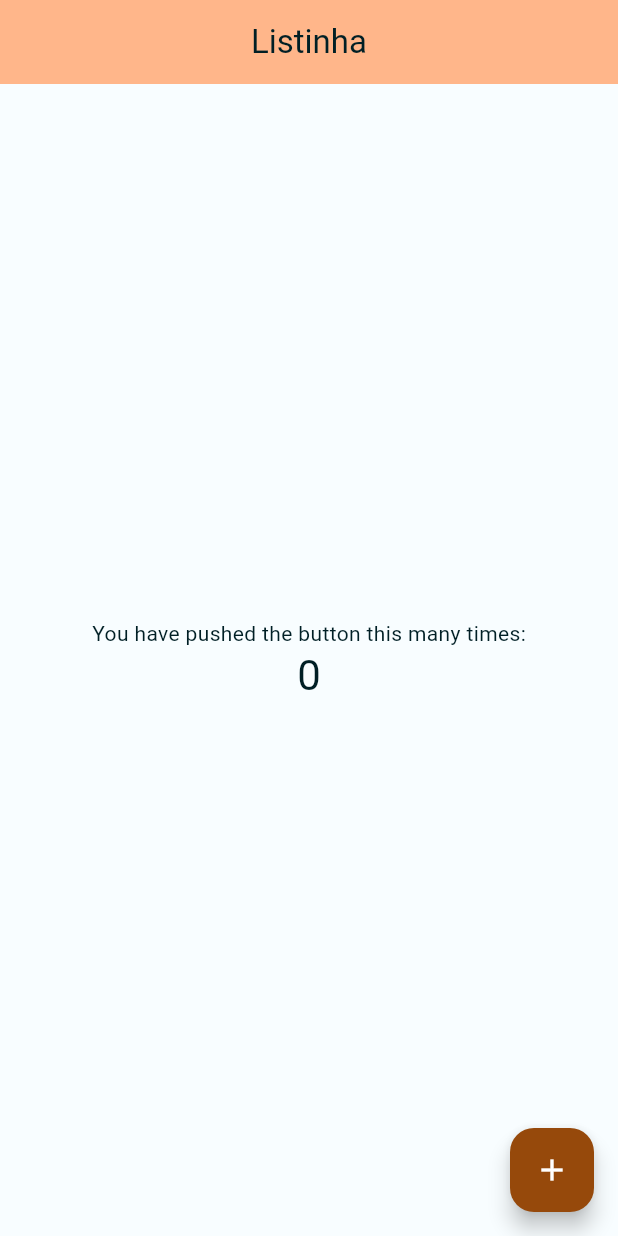
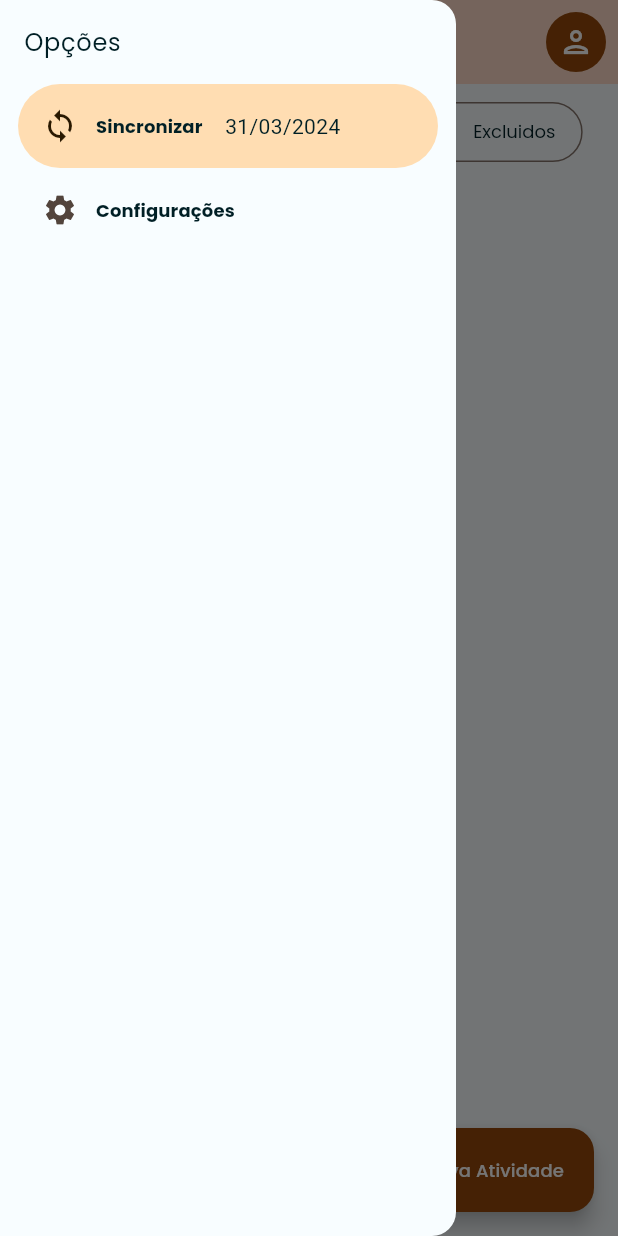
Before and after one commit to antonioalberto-dev/listinha_app, a Flutter app: the screen it shows after launch, with the side drawer open (before the commit the screen has no drawer), on a phone screen of 412 x 824 dp. Run offline on Flutter 3.47's test engine with Material 3 defaults, Android fonts, the phone set to English and light mode, and no system bars; our stand-ins replace dynamic_color, google_fonts.

Commit message:
feat: drawer, appbar, botões

```diff
--- a/lib/main.dart
+++ b/lib/main.dart
@@ -1,108 +1,6 @@
 import 'package:flutter/material.dart';
-import 'package:listinha/src/shared/themes/themes.dart';
+import 'package:listinha/src/shared/app_widget.dart';
 
 void main() {
-  runApp(const MyApp());
+  runApp(const AppWidget());
 }
-
-class MyApp extends StatelessWidget {
-  const MyApp({super.key});
-  @override
-  Widget build(BuildContext context) {
-    return MaterialApp(
-      debugShowCheckedModeBanner: false,
-      // themeMode: ThemeMode.dark,
-      theme: lightTheme,
-      darkTheme: darkTheme,
-      home: const MyHomePage(title: "Listinha"),
-    );
-  }
-}
-
-class MyHomePage extends StatefulWidget {
-  const MyHomePage({super.key, required this.title});
-
-  // This widget is the home page of your application. It is stateful, meaning
-  // that it has a State object (defined below) that contains fields that affect
-  // how it looks.
-
-  // This class is the configuration for the state. It holds the values (in this
-  // case the title) provided by the parent (in this case the App widget) and
-  // used by the build method of the State. Fields in a Widget subclass are
-  // always marked "final".
-
-  final String title;
-
-  @override
-  State<MyHomePage> createState() => _MyHomePageState();
-}
-
-class _MyHomePageState extends State<MyHomePage> {
-  int _counter = 0;
-
-  void _incrementCounter() {
-    setState(() {
-      // This call to setState tells the Flutter framework that something has
-      // changed in this State, which causes it to rerun the build method below
-      // so that the display can reflect the updated values. If we changed
-      // _counter without calling setState(), then the build method would not be
-      // called again, and so nothing would appear to happen.
-      _counter++;
-    });
-  }
-
-  @override
-  Widget build(BuildContext context) {
-    // This method is rerun every time setState is called, for instance as done
-    // by the _incrementCounter method above.
-    //
-    // The Flutter framework has been optimized to make rerunning build methods
-    // fast, so that you can just rebuild anything that needs updating rather
-    // than having to individually change instances of widgets.
-    return Scaffold(
-      appBar: AppBar(
-        // TRY THIS: Try changing the color here to a specific color (to
-        // Colors.amber, perhaps?) and trigger a hot reload to see the AppBar
-        // change color while the other colors stay the same.
-        backgroundColor: Theme.of(context).colorScheme.inversePrimary,
-        // Here we take the value from the MyHomePage object that was created by
-        // the App.build method, and use it to set our appbar title.
-        title: Text(widget.title),
-      ),
-      body: Center(
-        // Center is a layout widget. It takes a single child and positions it
-        // in the middle of the parent.
-        child: Column(
-          // Column is also a layout widget. It takes a list of children and
-          // arranges them vertically. By default, it sizes itself to fit its
-          // children horizontally, and tries to be as tall as its parent.
-          //
-          // Column has various properties to control how it sizes itself and
-          // how it positions its children. Here we use mainAxisAlignment to
-          // center the children vertically; the main axis here is the vertical
-          // axis because Columns are vertical (the cross axis would be
-          // horizontal).
-          //
-          // TRY THIS: Invoke "debug painting" (choose the "Toggle Debug Paint"
-          // action in the IDE, or press "p" in the console), to see the
-          // wireframe for each widget.
-          mainAxisAlignment: MainAxisAlignment.center,
-          children: <Widget>[
-            const Text(
-              'You have pushed the button this many times:',
-            ),
-            Text(
-              '$_counter',
-              style: Theme.of(context).textTheme.headlineMedium,
-            ),
-          ],
-        ),
-      ),
-      floatingActionButton: FloatingActionButton(
-        onPressed: _incrementCounter,
-        tooltip: 'Increment',
-        child: const Icon(Icons.add),
-      ), // This trailing comma makes auto-formatting nicer for build methods.
-    );
-  }
-}
--- /dev/null
+++ b/lib/src/home/home_page.dart
@@ -0,0 +1,61 @@
+import 'package:flutter/material.dart';
+import 'package:listinha/src/home/widgets/custom_drawer.dart';
+import 'package:listinha/src/home/widgets/user_image_button.dart';
+
+class HomePage extends StatefulWidget {
+  const HomePage({super.key});
+
+  @override
+  State<HomePage> createState() => _HomePageState();
+}
+
+class _HomePageState extends State<HomePage> {
+  @override
+  Widget build(BuildContext context) {
+    return Scaffold(
+      appBar: AppBar(
+        title: const Text('LISTINHA'),
+        actions: const [
+          UserImageButton(),
+        ],
+      ),
+      drawer: const CustomDrawer(),
+      floatingActionButton: FloatingActionButton.extended(
+        label: const Text('Nova Atividade'),
+        icon: const Icon(Icons.edit_note_rounded),
+        onPressed: () {},
+      ),
+      body: Center(
+        child: Padding(
+          padding: const EdgeInsets.all(8),
+          child: Column(
+            children: [
+              SegmentedButton<int>(
+                segments: const [
+                  ButtonSegment(
+                    value: 0,
+                    label: Text('Todos'),
+                  ),
+                  ButtonSegment(
+                    value: 1,
+                    label: Text('A fazer'),
+                  ),
+                  ButtonSegment(
+                    value: 2,
+                    label: Text('Feito'),
+                  ),
+                  ButtonSegment(
+                    value: 3,
+                    label: Text('Excluidos'),
+                  ),
+                ],
+                selected: const {0},
+                onSelectionChanged: (values) {},
+              ),
+            ],
+          ),
+        ),
+      ),
+    );
+  }
+}
--- /dev/null
+++ b/lib/src/home/widgets/custom_drawer.dart
@@ -0,0 +1,40 @@
+import 'package:flutter/material.dart';
+
+class CustomDrawer extends StatelessWidget {
+  const CustomDrawer({super.key});
+
+  @override
+  Widget build(BuildContext context) {
+    return NavigationDrawer(
+      children: [
+        Padding(
+          padding: const EdgeInsets.all(16),
+          child: Text(
+            'Opções',
+            style: Theme.of(context).textTheme.bodyLarge,
+          ),
+        ),
+        NavigationDrawerDestination(
+          icon: const Icon(Icons.sync),
+          label: Row(
+            children: [
+              Text(
+                'Sincronizar',
+                style: Theme.of(context).textTheme.titleSmall,
+              ),
+              const SizedBox(width: 15),
+              Text('31/03/2024', style: Theme.of(context).textTheme.bodyMedium),
+            ],
+          ),
+        ),
+        NavigationDrawerDestination(
+          icon: const Icon(Icons.settings),
+          label: Text(
+            'Configurações',
+            style: Theme.of(context).textTheme.titleSmall,
+          ),
+        ),
+      ],
+    );
+  }
+}
--- /dev/null
+++ b/lib/src/home/widgets/user_image_button.dart
@@ -0,0 +1,25 @@
+import 'package:flutter/material.dart';
+
+class UserImageButton extends StatelessWidget {
+  final String? name;
+  final EdgeInsets? padding;
+
+  const UserImageButton({
+    super.key,
+    this.name,
+    this.padding,
+  });
+
+  @override
+  Widget build(BuildContext context) {
+    return Padding(
+      padding: padding ?? const EdgeInsets.all(8),
+      child: CircleAvatar(
+        backgroundColor: Theme.of(context).primaryColor,
+        foregroundColor: Colors.white,
+        child:
+            name != null ? Text(name ?? '') : const Icon(Icons.person_outlined),
+      ),
+    );
+  }
+}
--- /dev/null
+++ b/lib/src/shared/app_widget.dart
@@ -0,0 +1,18 @@
+import 'package:flutter/material.dart';
+import 'package:listinha/src/home/home_page.dart';
+
+import 'package:listinha/src/shared/themes/themes.dart';
+
+class AppWidget extends StatelessWidget {
+  const AppWidget({super.key});
+  @override
+  Widget build(BuildContext context) {
+    return MaterialApp(
+      debugShowCheckedModeBanner: false,
+      // themeMode: ThemeMode.dark,
+      theme: lightTheme,
+      darkTheme: darkTheme,
+      home: const HomePage(),
+    );
+  }
+}
--- a/lib/src/shared/themes/themes.dart
+++ b/lib/src/shared/themes/themes.dart
@@ -1,4 +1,5 @@
 import 'package:flutter/material.dart';
+import 'package:google_fonts/google_fonts.dart';
 
 part 'color_schemes.g.dart';
 part 'custom_color.g.dart';
@@ -7,6 +8,14 @@ final lightTheme = ThemeData(
   useMaterial3: true,
   colorScheme: _lightColorScheme,
   extensions: [lightCustomColors],
+  textTheme: TextTheme(
+    labelMedium: GoogleFonts.poppins(),
+    titleMedium: GoogleFonts.poppins(fontSize: 14, fontWeight: FontWeight.bold),
+    titleSmall: GoogleFonts.poppins(fontSize: 12, fontWeight: FontWeight.bold),
+    titleLarge: GoogleFonts.poppins(),
+    labelLarge: GoogleFonts.poppins(fontSize: 12),
+    bodyLarge: GoogleFonts.poppins(fontSize: 16),
+  ),
   appBarTheme: AppBarTheme(
     centerTitle: true,
     backgroundColor: _lightColorScheme.primaryContainer,
@@ -15,6 +24,7 @@ final lightTheme = ThemeData(
     backgroundColor: _lightColorScheme.primary,
     foregroundColor: Colors.white,
   ),
+  segmentedButtonTheme: _segmentedButtonTheme,
 );
 
 final darkTheme = ThemeData(
@@ -26,3 +36,22 @@ final darkTheme = ThemeData(
     backgroundColor: _darkColorScheme.secondaryContainer,
   ),
 );
+
+SegmentedButtonThemeData get _segmentedButtonTheme => SegmentedButtonThemeData(
+      style: ButtonStyle(
+        textStyle: MaterialStateProperty.resolveWith(
+          (states) {
+            if (states.contains(MaterialState.pressed)) {
+              return GoogleFonts.poppins(fontSize: 13);
+            }
+            if (states.contains(MaterialState.selected)) {
+              return GoogleFonts.poppins(
+                fontSize: 12,
+                fontWeight: FontWeight.bold,
+              );
+            }
+            return GoogleFonts.poppins(fontSize: 12);
+          },
+        ),
+      ),
+    );
--- a/pubspec.yaml
+++ b/pubspec.yaml
@@ -15,6 +15,7 @@ dependencies:
   flutter_modular: ^6.3.2
   realm: ^2.0.0
   dynamic_color: ^1.7.0
+  google_fonts: 6.1.0
 
 dev_dependencies:
   flutter_test:
```
Also changed, not shown: lib/src/shared/themes/color_schemes.g.dart, lib/src/shared/themes/custom_color.g.dart, pubspec.lock, 2 other files.
